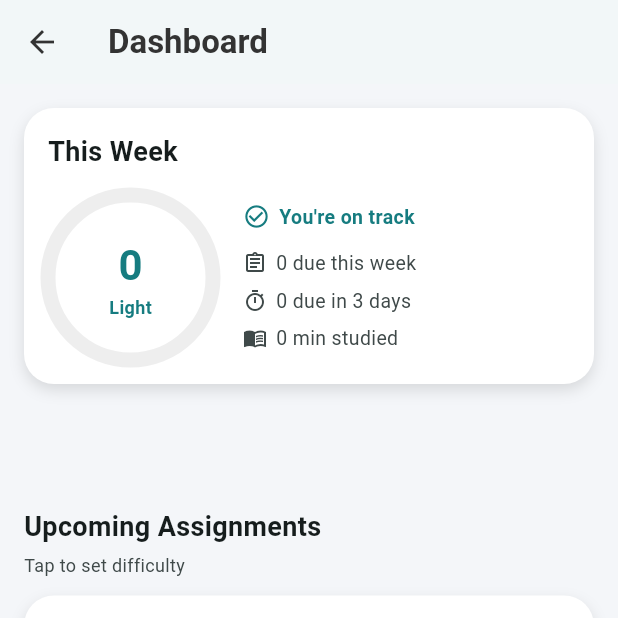
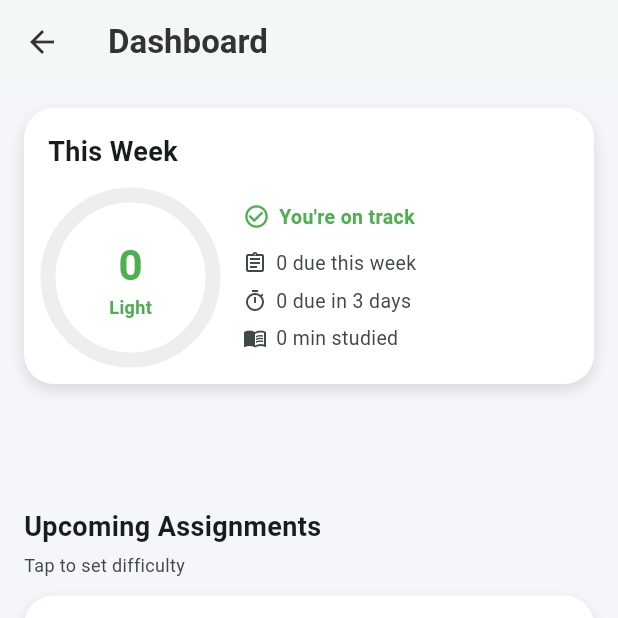
Before and after one commit to dnstars1/TaskEngineFlutter, a Flutter app: the DashboardScreen screen opened by its route, on a phone screen of 412 x 824 dp, the top half of it. Run offline on Flutter 3.47's test engine with Material 3 defaults, Android fonts, the phone set to English and light mode, and no system bars; drawn by our look-alikes of google_mobile_ads; our stand-ins replace flutter_local_notifications, shared_preferences, timezone; accounts and stored records are empty; network calls fail.

Commit message:
Use green for light workload status

```diff
--- a/lib/screens/dashboard_screen.dart
+++ b/lib/screens/dashboard_screen.dart
@@ -264,13 +264,13 @@ class _DashboardScreenState extends State<DashboardScreen> {
     Color statusColor() {
       switch (workloadStatus) {
         case 'light':
-          return primaryTeal;
+          return const Color(0xFF4CAF50); // green
         case 'moderate':
-          return const Color(0xFFFFC107);
+          return const Color(0xFFFFC107); // yellow
         case 'heavy':
-          return const Color(0xFFE53935);
+          return const Color(0xFFE53935); // red
         default:
-          return primaryTeal;
+          return const Color(0xFF4CAF50);
       }
     }
 
```
